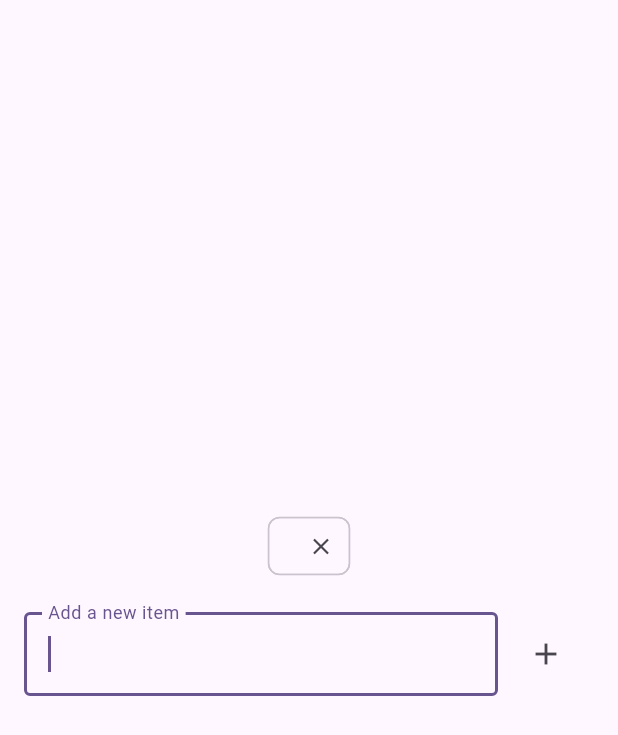
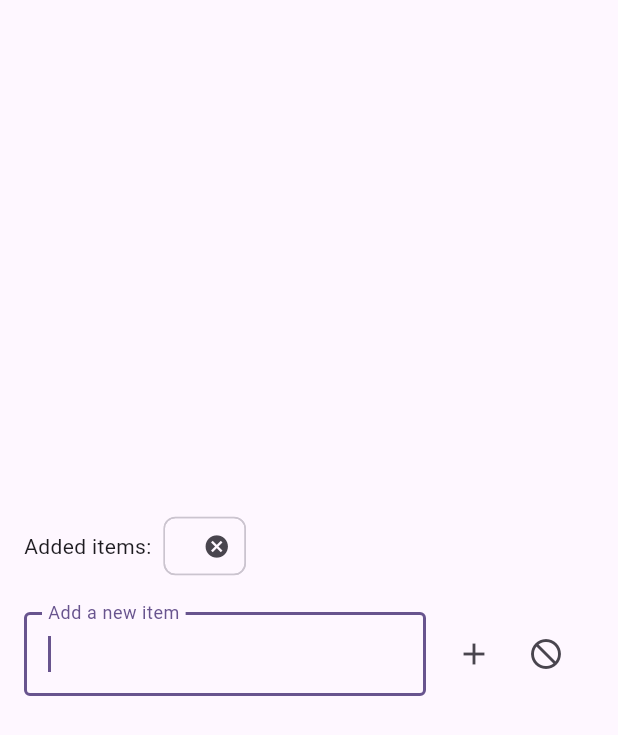
Before and after one commit to skvggor/draw, a Flutter app: the screen it shows after launch, after a tap on the "add" icon, on a phone screen of 412 x 824 dp. Shown: the top 735 px of the screen. Run offline on Flutter 3.47's test engine with Material 3 defaults, Android fonts, the phone set to English and light mode, and no system bars.

Commit message:
Add alignments + clear items

```diff
--- a/lib/main.dart
+++ b/lib/main.dart
@@ -40,9 +40,25 @@ class _MyHomePageState extends State<MyHomePage> {
     _focusNode.requestFocus();
   }
 
-  void _handlerInput(String value) {
+  void _addItem(String value) {
     setState(() {
       _items.add(value);
+      _textController.clear();
+      _focusNode.requestFocus();
+    });
+  }
+
+  void _clearItems() {
+    setState(() {
+      _items.clear();
+      _textController.clear();
+      _focusNode.requestFocus();
+    });
+  }
+
+  void _removeItem(String item) {
+    setState(() {
+      _items.remove(item);
       _textController.clear();
       _focusNode.requestFocus();
     });
@@ -56,19 +72,27 @@ class _MyHomePageState extends State<MyHomePage> {
         children: <Widget>[
           Padding(
             padding: const EdgeInsets.symmetric(horizontal: 16.0),
+            child: Row(
+              crossAxisAlignment: CrossAxisAlignment.center,
+              children: [
+                _items.isEmpty
+                    ? const Text('No items added yet.')
+                    : const Text('Added items:'),
+                const SizedBox(width: 8.0),
+                Expanded(
                   child: Wrap(
                     spacing: 8.0,
-                children: _items
-                    .map((item) => InputChip(
+                    children: _items.map((item) {
+                      return Chip(
                         label: Text(item),
-                          onDeleted: () {
-                            setState(() {
-                              _items.remove(item);
-                            });
-                          },
-                        ))
-                    .toList(),
-              )),
+                        onDeleted: () => _removeItem(item),
+                      );
+                    }).toList(),
+                  ),
+                ),
+              ],
+            ),
+          ),
           Padding(
             padding: const EdgeInsets.all(16.0),
             child: Row(
@@ -76,21 +100,28 @@ class _MyHomePageState extends State<MyHomePage> {
                 Expanded(
                   child: TextField(
                     controller: _textController,
-                    focusNode: _focusNode, // Associa o FocusNode ao TextField
+                    focusNode: _focusNode,
                     decoration: const InputDecoration(
                       border: OutlineInputBorder(),
                       labelText: 'Add a new item',
                     ),
-                    onSubmitted: (value) => _handlerInput(value),
+                    onSubmitted: (value) => _addItem(value),
                   ),
                 ),
                 Padding(
                   padding: const EdgeInsets.all(8.0),
-                  child: IconButton(
+                  child: Wrap(children: [
+                    IconButton(
                       tooltip: 'Add',
                       icon: const Icon(Icons.add),
-                    onPressed: () => _handlerInput(_textController.text),
+                      onPressed: () => _addItem(_textController.text),
                     ),
+                    IconButton(
+                      tooltip: 'Clear',
+                      icon: const Icon(Icons.not_interested),
+                      onPressed: () => _clearItems(),
+                    )
+                  ]),
                 ),
               ],
             ),
```
Lines whose indentation alone changed are shown as unchanged.
